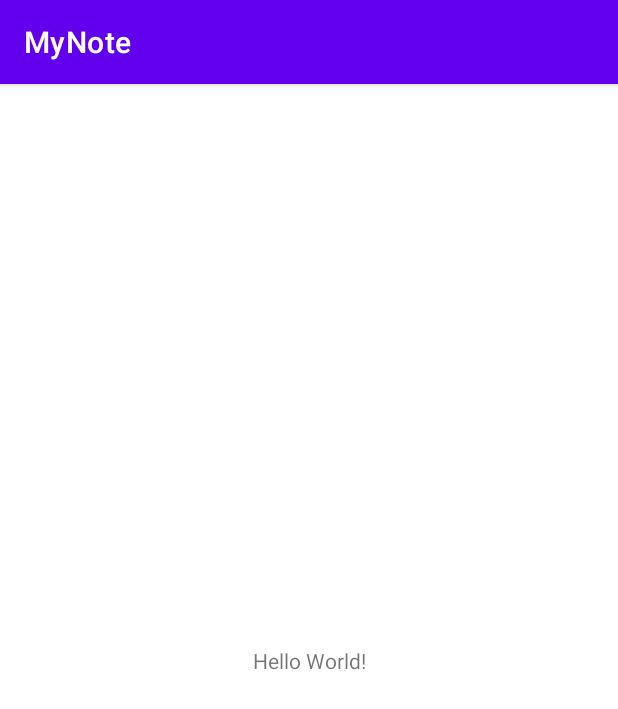
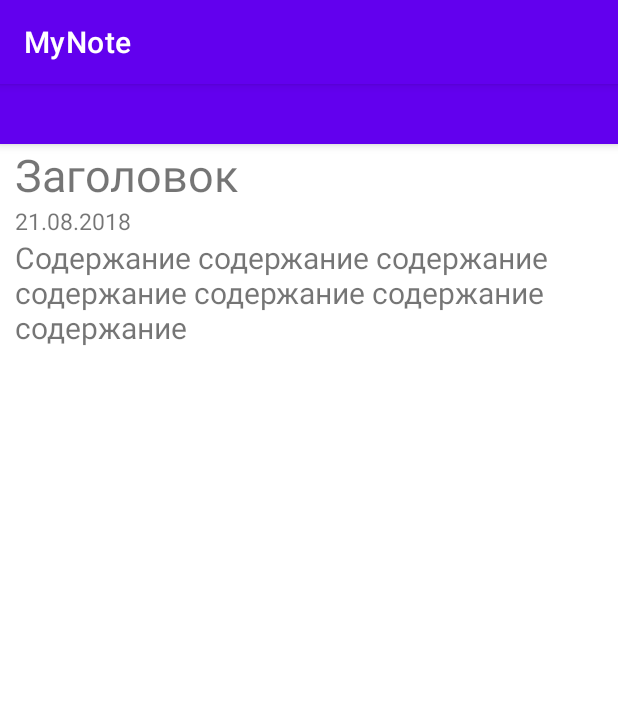
Before and after one commit to SJ1010s/MyNote, an Android app: the screen it shows after launch (MainActivity), on a phone screen of 412 x 824 dp. Shown: the top 709 px of the screen. Run offline under Robolectric (Android 15) with nearby library versions, the phone set to English and light mode, and no system bars.

Commit message:
Первый коммит

```diff
--- a/app/build.gradle
+++ b/app/build.gradle
@@ -33,6 +33,8 @@ dependencies {
     implementation 'androidx.appcompat:appcompat:1.2.0'
     implementation 'com.google.android.material:material:1.1.0'
     implementation 'androidx.constraintlayout:constraintlayout:2.0.4'
+    implementation 'androidx.legacy:legacy-support-v4:1.0.0'
+    implementation 'androidx.recyclerview:recyclerview:1.1.0'
     testImplementation 'junit:junit:4.+'
     androidTestImplementation 'androidx.test.ext:junit:1.1.1'
     androidTestImplementation 'androidx.test.espresso:espresso-core:3.3.0'
--- a/app/src/main/java/ru/home/mynote/MainActivity.java
+++ b/app/src/main/java/ru/home/mynote/MainActivity.java
@@ -1,8 +1,12 @@
 package ru.home.mynote;
 
 import androidx.appcompat.app.AppCompatActivity;
+import androidx.fragment.app.FragmentManager;
+import androidx.fragment.app.FragmentTransaction;
 
+import android.content.Intent;
 import android.os.Bundle;
+import android.widget.TextView;
 
 public class MainActivity extends AppCompatActivity {
 
@@ -10,5 +14,16 @@ public class MainActivity extends AppCompatActivity {
     protected void onCreate(Bundle savedInstanceState) {
         super.onCreate(savedInstanceState);
         setContentView(R.layout.activity_main);
+        if (savedInstanceState == null) {
+            Intent intent = getIntent();
+            int index = intent.getIntExtra(MainFragment.ARG_INDEX_MAIN, 0);
+            MainFragment mainFragment = MainFragment.newInstance(index);
+
+            getSupportFragmentManager()
+                    .beginTransaction()
+                    .add(R.id.activity_main, mainFragment)
+                    .commit();
+
+        }
     }
 }
--- /dev/null
+++ b/app/src/main/java/ru/home/mynote/MainFragment.java
@@ -0,0 +1,100 @@
+package ru.home.mynote;
+
+import android.content.Intent;
+import android.os.Bundle;
+
+import androidx.annotation.NonNull;
+import androidx.annotation.Nullable;
+import androidx.fragment.app.Fragment;
+
+import android.view.LayoutInflater;
+import android.view.View;
+import android.view.ViewGroup;
+import android.widget.EditText;
+import android.widget.LinearLayout;
+import android.widget.TextView;
+
+import org.w3c.dom.Text;
+
+import java.util.ArrayList;
+import java.util.List;
+
+/**
+ * A simple {@link Fragment} subclass.
+ * Use the {@link MainFragment#newInstance} factory method to
+ * create an instance of this fragment.
+ */
+public class MainFragment extends Fragment {
+
+    // TODO: Rename parameter arguments, choose names that match
+    // the fragment initialization parameters, e.g. ARG_ITEM_NUMBER
+    public static final String ARG_INDEX_MAIN = "arg_index_main";
+
+
+    // -----
+    private List<NoteStructure> notes = new ArrayList<>();
+
+
+
+    public MainFragment() {
+        // Required empty public constructor
+    }
+
+
+    /**
+     * Use this factory method to create a new instance of
+     * this fragment using the provided parameters.
+     * @return A new instance of fragment MainFragment.
+     */
+    // TODO: Rename and change types and number of parameters
+    public static MainFragment newInstance(int index) {
+        MainFragment fragment = new MainFragment();
+        Bundle args = new Bundle();
+        args.putInt(ARG_INDEX_MAIN, index);
+        fragment.setArguments(args);
+        return fragment;
+    }
+
+    @Override
+    public void onCreate(Bundle savedInstanceState) {
+        super.onCreate(savedInstanceState);
+        initArrayList();
+    }
+
+    @Override
+    public View onCreateView(LayoutInflater inflater, ViewGroup container,
+                             Bundle savedInstanceState) {
+        // Inflate the layout for this fragment
+        return inflater.inflate(R.layout.fragment_main, container, false);
+
+    }
+
+    @Override
+    public void onViewCreated(@NonNull View view, @Nullable Bundle savedInstanceState) {
+        initNoteFragment(view);
+        super.onViewCreated(view, savedInstanceState);
+
+    }
+
+    public void initArrayList(){
+        notes.add(new NoteStructure("Заголовок 1", "Содержание 1", "2021.01.02"));
+        notes.add(new NoteStructure("Заголовок 2", "Содержание 2", "2021.01.28"));
+        notes.add(new NoteStructure("Заголовок 3", "Содержание 3", "2021.01.30"));
+    }
+
+    public void initNoteFragment(View view){
+        TextView descr = view.findViewById(R.id.text_note);
+        descr.setOnClickListener(new View.OnClickListener() {
+            @Override
+            public void onClick(View v) {
+
+                NoteFragment noteFragment = NoteFragment.newInstance("note");
+                requireActivity().getSupportFragmentManager()
+                        .beginTransaction()
+                        .addToBackStack("note")
+                        .replace(R.id.activity_main, noteFragment)
+                        .commit();
+            }
+        });
+    }
+}
--- a/app/src/main/res/layout/activity_main.xml
+++ b/app/src/main/res/layout/activity_main.xml
@@ -1,18 +1,11 @@
 <?xml version="1.0" encoding="utf-8"?>
-<androidx.constraintlayout.widget.ConstraintLayout xmlns:android="http://schemas.android.com/apk/res/android"
+<FrameLayout xmlns:android="http://schemas.android.com/apk/res/android"
     xmlns:app="http://schemas.android.com/apk/res-auto"
     xmlns:tools="http://schemas.android.com/tools"
+    android:id="@+id/activity_main"
     android:layout_width="match_parent"
     android:layout_height="match_parent"
     tools:context=".MainActivity">
 
-    <TextView
-        android:layout_width="wrap_content"
-        android:layout_height="wrap_content"
-        android:text="Hello World!"
-        app:layout_constraintBottom_toBottomOf="parent"
-        app:layout_constraintLeft_toLeftOf="parent"
-        app:layout_constraintRight_toRightOf="parent"
-        app:layout_constraintTop_toTopOf="parent" />
 
-</androidx.constraintlayout.widget.ConstraintLayout>
+</FrameLayout>
--- /dev/null
+++ b/app/src/main/res/layout/fragment_main.xml
@@ -0,0 +1,44 @@
+<?xml version="1.0" encoding="utf-8"?>
+<LinearLayout xmlns:android="http://schemas.android.com/apk/res/android"
+    xmlns:tools="http://schemas.android.com/tools"
+    android:id="@+id/fragment_main"
+    android:layout_width="match_parent"
+    android:layout_height="match_parent"
+    android:orientation="vertical"
+    tools:context=".MainFragment">
+
+    <com.google.android.material.appbar.AppBarLayout
+        android:layout_width="match_parent"
+        android:layout_height="40dp">
+
+    </com.google.android.material.appbar.AppBarLayout>
+
+    <!-- TODO: Update blank fragment layout -->
+
+    <com.google.android.material.textview.MaterialTextView
+        android:id="@+id/title"
+        android:layout_width="match_parent"
+        android:layout_height="wrap_content"
+        android:layout_marginHorizontal="10dp"
+        android:text="@string/title"
+        android:textSize="@dimen/title_in_main" />
+
+    <com.google.android.material.textview.MaterialTextView
+        android:id="@+id/date"
+        android:layout_width="match_parent"
+        android:layout_height="wrap_content"
+        android:layout_marginHorizontal="10dp"
+        android:text="@string/date"
+        android:textSize="@dimen/date_ib_main" />
+
+    <com.google.android.material.textview.MaterialTextView
+        android:id="@+id/text_note"
+        android:layout_width="match_parent"
+        android:layout_height="wrap_content"
+        android:layout_marginHorizontal="10dp"
+        android:maxHeight="100dp"
+        android:text="@string/text_note"
+        android:textSize="@dimen/text_note_in_main" />
+
+
+</LinearLayout>
--- /dev/null
+++ b/app/src/main/res/values/arrays.xml
@@ -0,0 +1,2 @@
+<?xml version="1.0" encoding="utf-8"?>
+<resources></resources>
--- /dev/null
+++ b/app/src/main/res/values/dimens.xml
@@ -0,0 +1,7 @@
+<?xml version="1.0" encoding="utf-8"?>
+<resources>
+    <dimen name="text_margin">16dp</dimen>
+    <dimen name="title_in_main">30dp</dimen>
+    <dimen name="date_ib_main">15dp</dimen>
+    <dimen name="text_note_in_main">20dp</dimen>
+</resources>
--- a/app/src/main/res/values/strings.xml
+++ b/app/src/main/res/values/strings.xml
@@ -1,3 +1,9 @@
 <resources>
     <string name="app_name">MyNote</string>
+    <!-- TODO: Remove or change this placeholder text -->
+    <string name="title">Заголовок</string>
+    <string name="date">21.08.2018</string>
+    <string name="text_note">Cодержание содержание содержание содержание содержание содержание содержание </string>
+    <!-- TODO: Remove or change this placeholder text -->
+    <string name="hello_blank_fragment">Hello blank fragment</string>
 </resources>
```
Also changed, not shown: app/src/main/java/ru/home/mynote/NoteFragment.java (added, +54 -0 lines), app/src/main/java/ru/home/mynote/NoteStructure.java (+24 -0 lines), app/src/main/res/layout/fragment_note.xml (added, +32 -0 lines).
